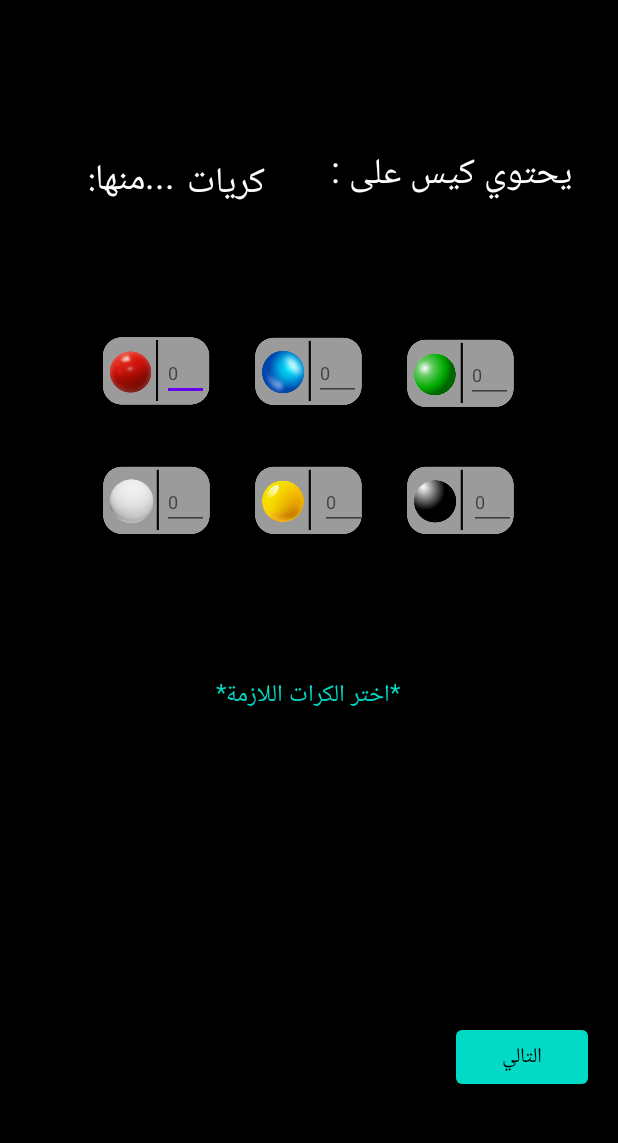
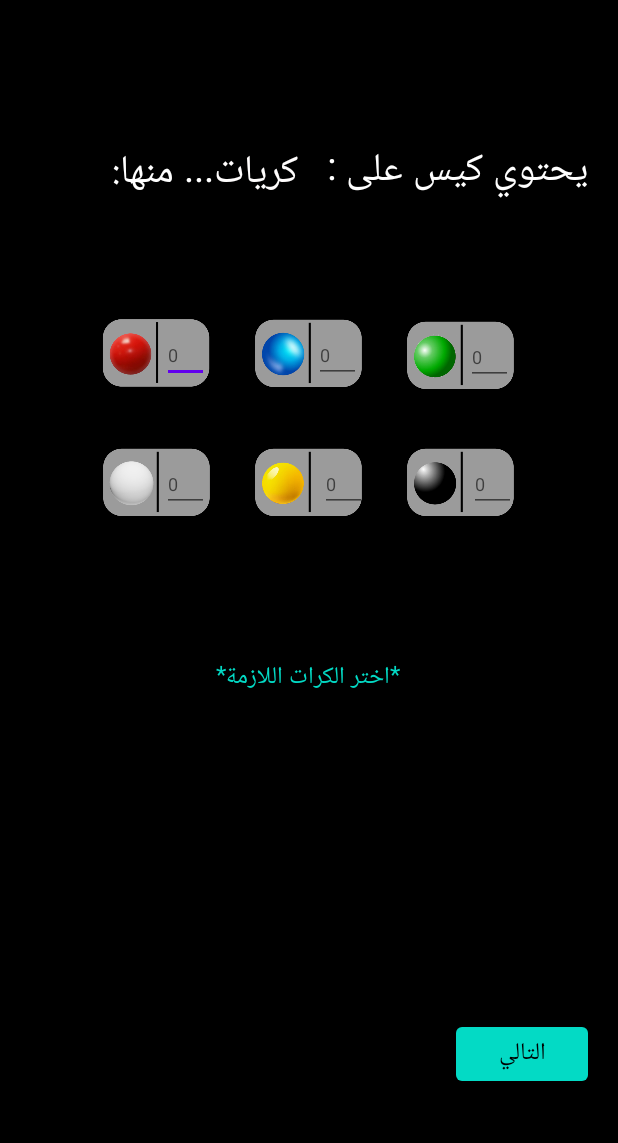
Before and after one commit to kheirouBMT/Probabilis, an Android app: the inputs screen opened directly, with no data from a screen before it, on a phone screen of 412 x 824 dp, the part 84-1227 px from its top. Run offline under Robolectric (Android 15) with nearby library versions, the phone set to English and light mode, and no system bars.

Commit message:
99% 1st layout

```diff
--- a/app/src/main/java/com/example/probabilis/type.java
+++ b/app/src/main/java/com/example/probabilis/type.java
@@ -75,6 +75,7 @@ public class type extends AppCompatActivity {
         tawali = (ImageView) popUP.findViewById(R.id.tawali);
         irja3 = (ImageView) popUP.findViewById(R.id.irja3);
         without = (ImageView) popUP.findViewById(R.id.without);
+        popUP.setCanceledOnTouchOutside(false);
         txtclose.setOnClickListener(new View.OnClickListener() {
             @Override
             public void onClick(View v) {
--- a/app/src/main/res/layout/activity_inputs.xml
+++ b/app/src/main/res/layout/activity_inputs.xml
@@ -17,6 +17,7 @@
         android:textColor="#000000"
         android:textColorHighlight="#FF0000"
         android:textColorHint="#E91E63"
+        android:textSize="16sp"
         app:layout_constraintBottom_toBottomOf="parent"
         app:layout_constraintEnd_toEndOf="parent"
         app:layout_constraintTop_toBottomOf="@+id/textView3"
@@ -83,8 +84,6 @@
         android:layout_height="37dp"
         android:layout_marginTop="28dp"
         android:layout_marginEnd="16dp"
-        android:autoText="true"
-        android:editable="true"
         android:ems="10"
         android:hint="0"
         android:inputType="number"
@@ -168,52 +167,54 @@
 
     <TextView
         android:id="@+id/textView"
-        android:layout_width="182dp"
-        android:layout_height="49dp"
+        android:layout_width="wrap_content"
+        android:layout_height="wrap_content"
         android:layout_marginTop="92dp"
         android:layout_marginEnd="20dp"
         android:gravity="center"
-        android:text="يحتوي كيس على :"
+        android:text="يحتوي كيس على : "
         android:textColor="#FFFFFF"
-        android:textSize="24sp"
+        android:textSize="26sp"
         app:layout_constraintEnd_toEndOf="parent"
         app:layout_constraintTop_toTopOf="parent" />
 
     <TextView
         android:id="@+id/result"
-        android:layout_width="33dp"
-        android:layout_height="48dp"
-        android:layout_marginTop="9dp"
-
+        android:layout_width="wrap_content"
+        android:layout_height="wrap_content"
+        android:layout_marginTop="1dp"
         android:textAlignment="textEnd"
+        android:text=" "
         android:textColor="#FFFFFF"
-        android:textSize="20sp"
+        android:textSize="24sp"
         app:layout_constraintEnd_toStartOf="@+id/textView"
         app:layout_constraintTop_toTopOf="@+id/textView" />
 
     <TextView
         android:id="@+id/sum"
-        android:layout_width="60dp"
-        android:layout_height="48dp"
-        android:layout_marginTop="10dp"
-        android:text="كريات"
+        android:layout_width="wrap_content"
+        android:layout_height="wrap_content"
+        android:layout_marginTop="1dp"
+        android:text=" كريات "
         android:textAlignment="textStart"
         android:textColor="#FFFDFD"
-        android:textSize="24sp"
+        android:textSize="26sp"
         app:layout_constraintEnd_toStartOf="@+id/result"
         app:layout_constraintTop_toTopOf="@+id/textView" />
 
     <TextView
         android:id="@+id/text"
-        android:layout_width="60dp"
-        android:layout_height="48dp"
-        android:layout_marginTop="8dp"
+        android:layout_width="wrap_content"
+        android:layout_height="wrap_content"
+        android:layout_marginTop="1dp"
         android:layout_marginEnd="60dp"
-        android:text="...منها:"
+        android:text="... منها:"
         android:textAlignment="textStart"
         android:textColor="#FFFFFF"
-        android:textSize="24sp"
+        android:textSize="26sp"
         app:layout_constraintEnd_toStartOf="@+id/result"
+        app:layout_constraintHorizontal_bias="0.968"
+        app:layout_constraintStart_toStartOf="parent"
         app:layout_constraintTop_toTopOf="@+id/textView" />
 
     <TextView
--- a/app/src/main/res/layout/activity_type.xml
+++ b/app/src/main/res/layout/activity_type.xml
@@ -25,7 +25,7 @@
 
     <TextView
         android:id="@+id/textView4"
-        android:layout_width="168dp"
+        android:layout_width="wrap_content"
         android:layout_height="wrap_content"
         android:layout_marginTop="12dp"
         android:text="*اختر عدد الكرات المسحوبة*"
@@ -47,6 +47,7 @@
         android:textColor="#000000"
         android:textColorHighlight="#FF0000"
         android:textColorHint="#E91E63"
+        android:textSize="16sp"
         app:layout_constraintBottom_toBottomOf="parent"
         app:layout_constraintEnd_toEndOf="parent"
         app:srcCompat="@android:drawable/ic_media_next" />
@@ -61,6 +62,7 @@
         android:textColor="#000000"
         android:textColorHighlight="#FF0000"
         android:textColorHint="#E91E63"
+        android:textSize="16sp"
         app:layout_constraintBottom_toBottomOf="parent"
         app:layout_constraintStart_toStartOf="parent"
         app:srcCompat="@android:drawable/ic_media_previous" />
--- a/app/src/main/res/values/strings.xml
+++ b/app/src/main/res/values/strings.xml
@@ -1,5 +1,7 @@
 <resources>
     <string name="app_name">Probabilis</string>
+    <string name="total_draws">عدد السحبات الممكنة هو :</string>
+    <string name="text1">تحمل اللون</string>
     <string-array name="picker">
         <item>كرية واحدة</item>
         <item>كريتين</item>
```
Also changed, not shown: app/src/main/java/com/example/probabilis/togetherF.java (+50 -9 lines), app/src/main/res/layout/activity_together_f.xml (+24 -10 lines), app/src/main/res/layout/pop_up2.xml (+31 -32 lines), app/src/main/res/drawable/background1.jpg (added), app/src/main/res/drawable/background1.png (deleted), app/src/main/res/drawable/background2.png (added), app/src/main/res/drawable/background3.png (added), app/src/main/res/drawable/pix2.png (added).
